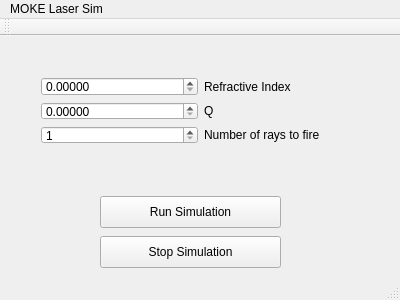
The window that mokelasersim.ui (Billlynch/COMP30040) describes before a commit, drawn with Qt 5.
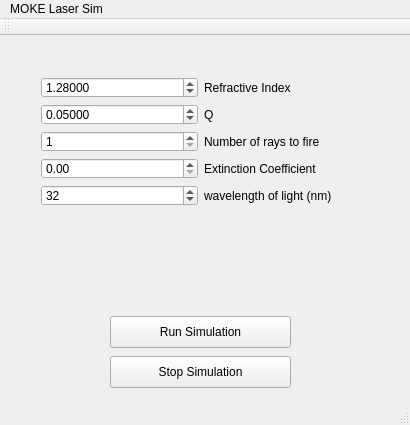
The same window after the commit.

```diff
--- a/mokelasersim.ui
+++ b/mokelasersim.ui
@@ -6,8 +6,8 @@
    <rect>
     <x>0</x>
     <y>0</y>
-    <width>400</width>
-    <height>300</height>
+    <width>410</width>
+    <height>425</height>
    </rect>
   </property>
   <property name="windowTitle">
@@ -20,28 +20,14 @@
       <x>30</x>
       <y>30</y>
       <width>341</width>
-      <height>89</height>
+      <height>151</height>
      </rect>
     </property>
     <layout class="QGridLayout" name="gridLayout">
-     <item row="1" column="0">
-      <widget class="QDoubleSpinBox" name="QValueBox">
-       <property name="decimals">
-        <number>5</number>
-       </property>
-      </widget>
-     </item>
-     <item row="0" column="1">
-      <widget class="QLabel" name="label">
+     <item row="3" column="1">
+      <widget class="QLabel" name="label_4">
        <property name="text">
-        <string>Refractive Index</string>
-       </property>
-      </widget>
-     </item>
-     <item row="0" column="0">
-      <widget class="QDoubleSpinBox" name="RefractiveIndexBox">
-       <property name="decimals">
-        <number>5</number>
+        <string>Extinction Coefficient</string>
        </property>
       </widget>
      </item>
@@ -52,6 +38,16 @@
        </property>
       </widget>
      </item>
+     <item row="0" column="1">
+      <widget class="QLabel" name="label">
+       <property name="text">
+        <string>Refractive Index</string>
+       </property>
+      </widget>
+     </item>
+     <item row="3" column="0">
+      <widget class="QDoubleSpinBox" name="ExtinctionCoefficient"/>
+     </item>
      <item row="2" column="0">
       <widget class="QSpinBox" name="rayCount">
        <property name="minimum">
@@ -62,6 +58,26 @@
        </property>
       </widget>
      </item>
+     <item row="1" column="0">
+      <widget class="QDoubleSpinBox" name="QValueBox">
+       <property name="decimals">
+        <number>5</number>
+       </property>
+       <property name="value">
+        <double>0.050000000000000</double>
+       </property>
+      </widget>
+     </item>
+     <item row="0" column="0">
+      <widget class="QDoubleSpinBox" name="RefractiveIndexBox">
+       <property name="decimals">
+        <number>5</number>
+       </property>
+       <property name="value">
+        <double>1.280000000000000</double>
+       </property>
+      </widget>
+     </item>
      <item row="2" column="1">
       <widget class="QLabel" name="label_3">
        <property name="text">
@@ -69,13 +85,30 @@
        </property>
       </widget>
      </item>
+     <item row="4" column="0">
+      <widget class="QSpinBox" name="waveLength">
+       <property name="minimum">
+        <number>1</number>
+       </property>
+       <property name="value">
+        <number>32</number>
+       </property>
+      </widget>
+     </item>
+     <item row="4" column="1">
+      <widget class="QLabel" name="label_5">
+       <property name="text">
+        <string>wavelength of light (nm)</string>
+       </property>
+      </widget>
+     </item>
     </layout>
    </widget>
    <widget class="QPushButton" name="RunSimButton">
     <property name="geometry">
      <rect>
-      <x>100</x>
-      <y>160</y>
+      <x>110</x>
+      <y>280</y>
       <width>181</width>
       <height>32</height>
      </rect>
@@ -87,8 +120,8 @@
    <widget class="QPushButton" name="StopSimButton">
     <property name="geometry">
      <rect>
-      <x>100</x>
-      <y>200</y>
+      <x>110</x>
+      <y>320</y>
       <width>181</width>
       <height>32</height>
      </rect>
@@ -103,7 +136,7 @@
     <rect>
      <x>0</x>
      <y>0</y>
-     <width>400</width>
+     <width>410</width>
      <height>22</height>
     </rect>
    </property>
```
